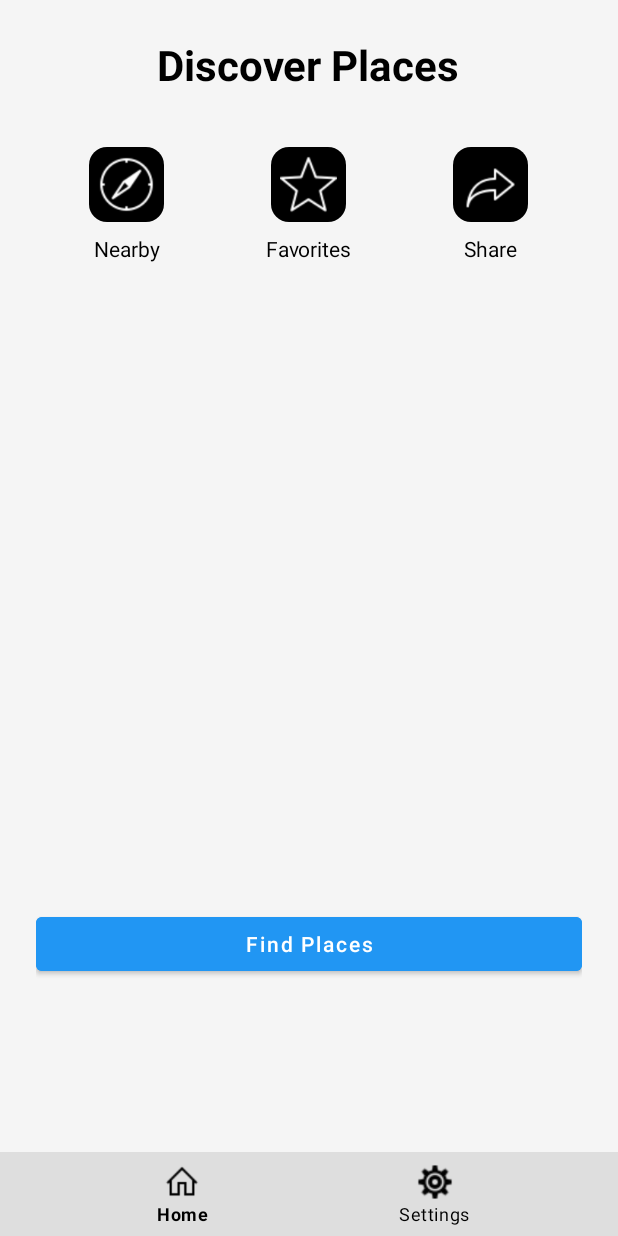
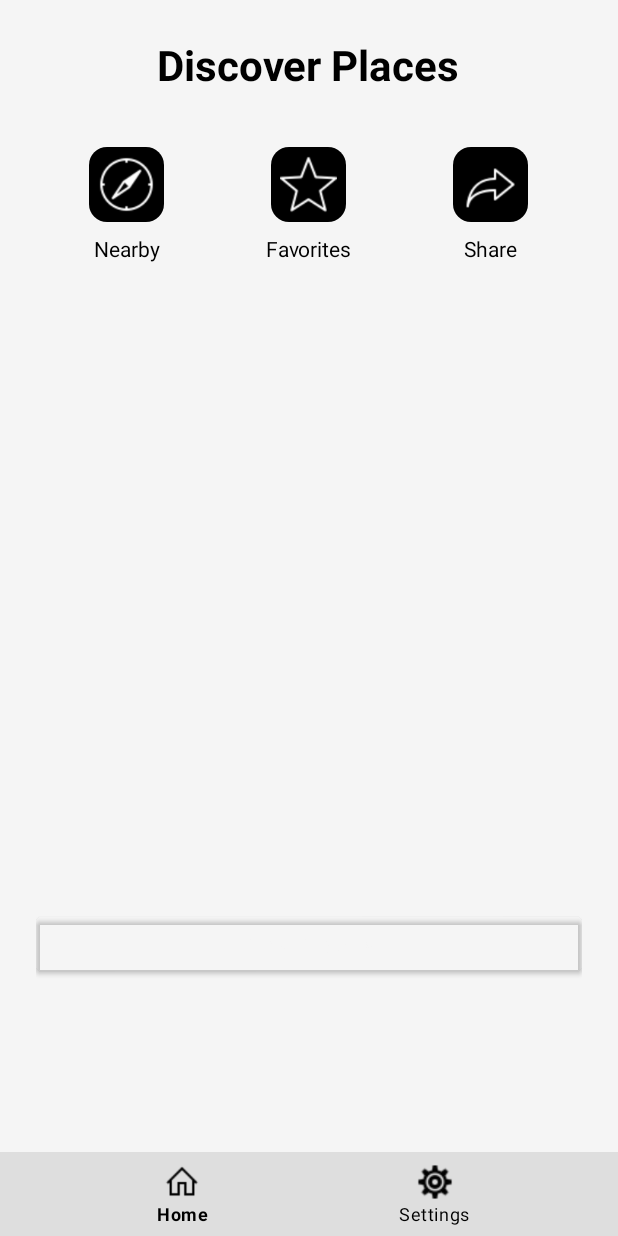
Before and after one commit to arcreane/android-java-LucasRambert4, an Android app: the layout activity_main.xml on its own in the app's theme, with its tools: preview values and no code run, on a phone screen of 412 x 824 dp. Run offline under Robolectric (Android 15) with nearby library versions, the phone set to English and light mode, and no system bars.

Commit message:
Working Radius Detailed View, Home Layout

```diff
--- a/app/src/main/res/layout/activity_main.xml
+++ b/app/src/main/res/layout/activity_main.xml
@@ -24,7 +24,9 @@
         android:layout_height="match_parent"
         android:layout_above="@id/bottomNavigation"
         android:fillViewport="true"
-        android:padding="24dp">
+        android:paddingTop="24dp"
+        android:paddingHorizontal="24dp"
+        android:paddingBottom="0dp">
 
         <LinearLayout
             android:layout_width="match_parent"
@@ -150,8 +152,9 @@
                 android:layout_height="wrap_content"
                 android:text="@string/find_places"
                 android:textAllCaps="false"
-                android:textColor="@color/white"
-                android:backgroundTint="@color/blue" />
+                android:textColor="@color/background"
+                android:backgroundTint="@android:color/transparent"
+                android:shadowColor="@color/black" />
         </LinearLayout>
     </ScrollView>
 
--- a/gradle/libs.versions.toml
+++ b/gradle/libs.versions.toml
@@ -24,7 +24,6 @@ appcompat = { group = "androidx.appcompat", name = "appcompat", version.ref = "a
 material = { group = "com.google.android.material", name = "material", version.ref = "material" }
 activity = { group = "androidx.activity", name = "activity", version.ref = "activity" }
 constraintlayout = { group = "androidx.constraintlayout", name = "constraintlayout", version.ref = "constraintlayout" }
-material-vversion = { module = "com.google.android.material:material", version.ref = "googleMaterial" }
 retrofit = { module = "com.squareup.retrofit2:retrofit", version.ref = "retrofit" }
 play-services-location = { group = "com.google.android.gms", name = "play-services-location", version.ref = "playServicesLocation" }
 play-services-maps = { group = "com.google.android.gms", name = "play-services-maps", version.ref = "playServicesMaps" }
```
Also changed, not shown: app/src/main/java/com/lucasrambert/atry/DetailedLocationActivity.java (+19 -14 lines), app/src/main/res/layout/activity_detailed_location.xml (+6 -2 lines), app/src/main/res/drawable/people_walking.png (deleted), 1 other file.
